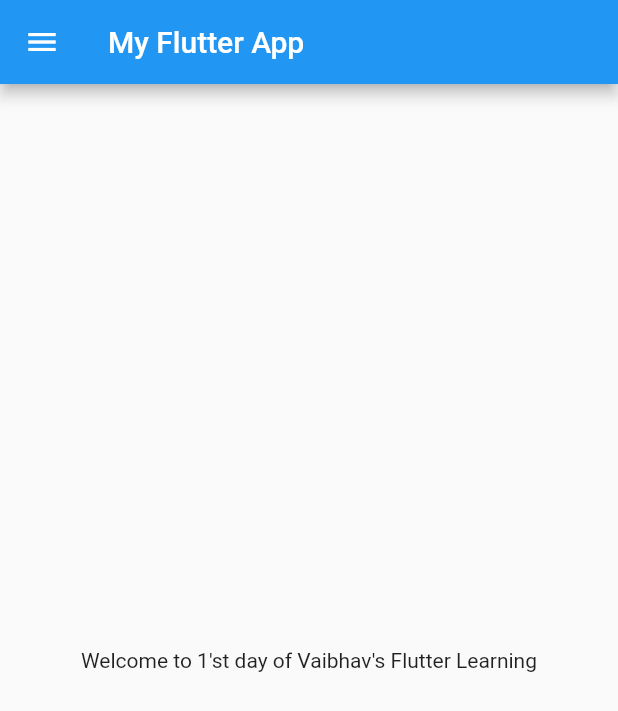
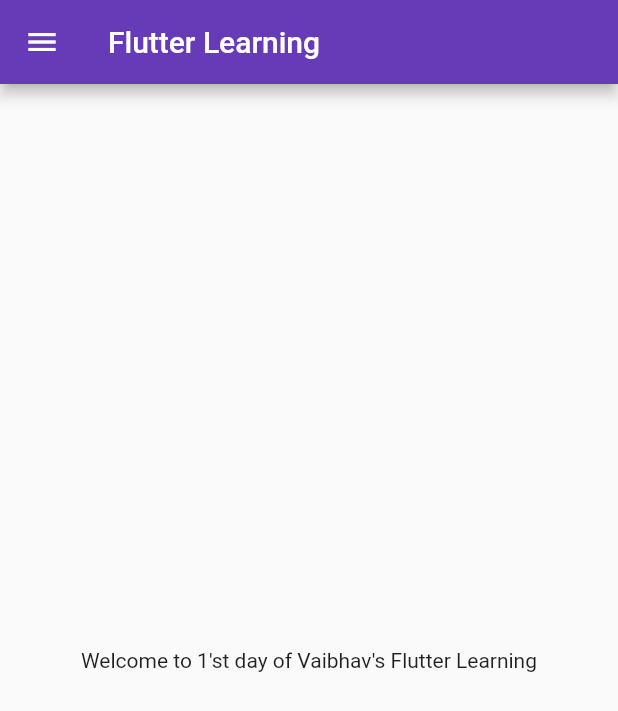
Before and after one commit to iamvaiibhav19/flutter-app, a Flutter app: the screen it shows after launch, on a phone screen of 412 x 824 dp. Shown: the top 711 px of the screen. Run offline on Flutter 3.47's test engine with Material 2 defaults, Android fonts, the phone set to English and light mode, and no system bars.

Commit message:
theme - setup

```diff
--- a/lib/main.dart
+++ b/lib/main.dart
@@ -1,5 +1,5 @@
 import 'package:flutter/material.dart';
-import 'package:learning/homePage.dart';
+import 'package:learning/pages/homePage.dart';
 
 // entry point of the app
 void main() {
@@ -15,6 +15,16 @@ class MyApp extends StatelessWidget {
   Widget build(BuildContext context) {
     return MaterialApp(
       home: HomePage(),
+
+      themeMode: ThemeMode.light, //to switch theme
+      //to set light theme
+      theme: ThemeData(
+        primarySwatch: Colors.deepPurple,
+      ),
+      //to set dark theme
+      darkTheme: ThemeData(
+        brightness: Brightness.dark,
+      ),
     );
   }
 }
--- a/lib/homePage.dart
+++ b/lib/pages/homePage.dart
@@ -6,12 +6,14 @@ class HomePage extends StatelessWidget {
   String name = "Vaibhav";
   int num = 1;
   @override
+
+  // return type of build is Widget
   Widget build(BuildContext context) {
     //Scaffold is a widget that provides a basic visual layout structure for the app
     return Scaffold(
       //appBar is a widget -- header of the app
       appBar: AppBar(
-        title: Text("My Flutter App"),
+        title: Text("Flutter Learning"),
       ),
       body: Center(
         child: Container(
```
